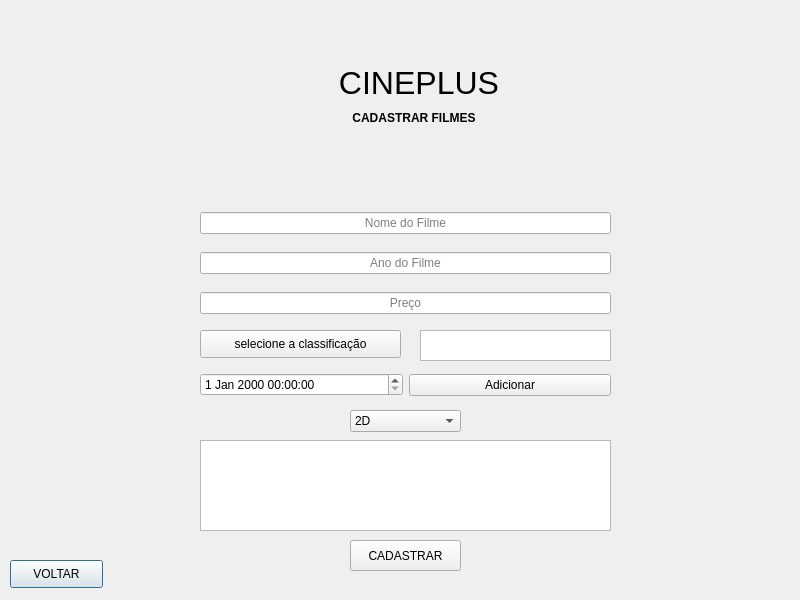
Josmateussilva0110/PROJETO_POO, file TELA_CADASTRO_FILMES.ui: the form before one commit.
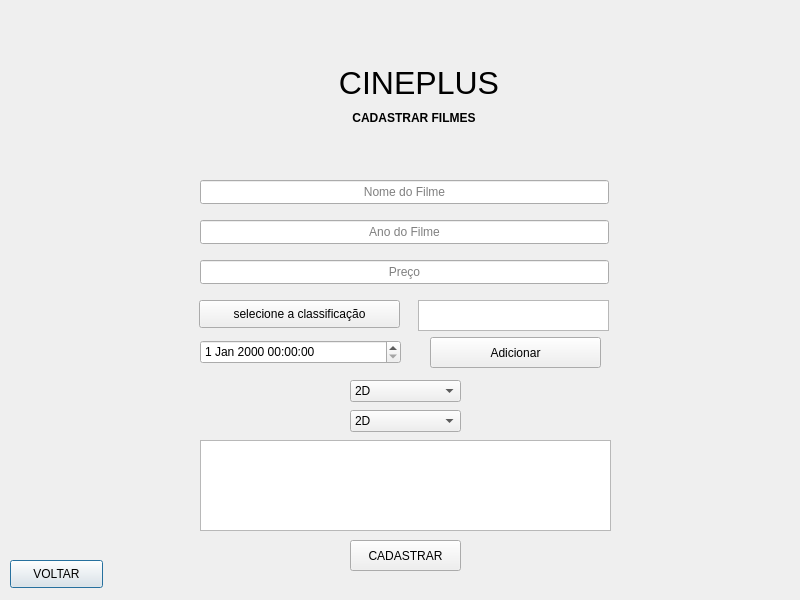
The form after the commit.

Commit message: botao de filme adicionado

```diff
--- a/TELA_CADASTRO_FILMES.ui
+++ b/TELA_CADASTRO_FILMES.ui
@@ -31,72 +31,6 @@
   <property name="windowTitle">
    <string>Dialog</string>
   </property>
-  <widget class="QWidget" name="layoutWidget">
-   <property name="geometry">
-    <rect>
-     <x>200</x>
-     <y>290</y>
-     <width>411</width>
-     <height>26</height>
-    </rect>
-   </property>
-   <layout class="QHBoxLayout" name="horizontalLayout_4">
-    <item>
-     <widget class="QLineEdit" name="lineEdit_4">
-      <property name="alignment">
-       <set>Qt::AlignCenter</set>
-      </property>
-      <property name="placeholderText">
-       <string>Preço</string>
-      </property>
-     </widget>
-    </item>
-   </layout>
-  </widget>
-  <widget class="QWidget" name="layoutWidget_2">
-   <property name="geometry">
-    <rect>
-     <x>200</x>
-     <y>210</y>
-     <width>411</width>
-     <height>26</height>
-    </rect>
-   </property>
-   <layout class="QHBoxLayout" name="horizontalLayout_2">
-    <item>
-     <widget class="QLineEdit" name="lineEdit_2">
-      <property name="alignment">
-       <set>Qt::AlignCenter</set>
-      </property>
-      <property name="placeholderText">
-       <string>Nome do Filme</string>
-      </property>
-     </widget>
-    </item>
-   </layout>
-  </widget>
-  <widget class="QWidget" name="layoutWidget_3">
-   <property name="geometry">
-    <rect>
-     <x>200</x>
-     <y>250</y>
-     <width>411</width>
-     <height>26</height>
-    </rect>
-   </property>
-   <layout class="QHBoxLayout" name="horizontalLayout_3">
-    <item>
-     <widget class="QLineEdit" name="lineEdit_3">
-      <property name="alignment">
-       <set>Qt::AlignCenter</set>
-      </property>
-      <property name="placeholderText">
-       <string>Ano do Filme</string>
-      </property>
-     </widget>
-    </item>
-   </layout>
-  </widget>
   <widget class="QLabel" name="label_2">
    <property name="geometry">
     <rect>
@@ -156,7 +90,7 @@
    <property name="geometry">
     <rect>
      <x>350</x>
-     <y>410</y>
+     <y>380</y>
      <width>111</width>
      <height>22</height>
     </rect>
@@ -181,28 +115,6 @@
     </property>
    </item>
   </widget>
-  <widget class="QWidget" name="layoutWidget">
-   <property name="geometry">
-    <rect>
-     <x>200</x>
-     <y>370</y>
-     <width>411</width>
-     <height>30</height>
-    </rect>
-   </property>
-   <layout class="QHBoxLayout" name="horizontalLayout_6">
-    <item>
-     <widget class="QDateTimeEdit" name="dateTimeEdit"/>
-    </item>
-    <item>
-     <widget class="QPushButton" name="pushButton_2">
-      <property name="text">
-       <string>Adicionar</string>
-      </property>
-     </widget>
-    </item>
-   </layout>
-  </widget>
   <widget class="QListView" name="listView">
    <property name="geometry">
     <rect>
@@ -216,8 +128,8 @@
   <widget class="QPushButton" name="pushButton_4">
    <property name="geometry">
     <rect>
-     <x>200</x>
-     <y>330</y>
+     <x>199</x>
+     <y>300</y>
      <width>201</width>
      <height>28</height>
     </rect>
@@ -229,13 +141,116 @@
   <widget class="QListView" name="listView_2">
    <property name="geometry">
     <rect>
-     <x>420</x>
-     <y>330</y>
+     <x>418</x>
+     <y>300</y>
      <width>191</width>
      <height>31</height>
     </rect>
    </property>
   </widget>
+  <widget class="QLineEdit" name="lineEdit_2">
+   <property name="geometry">
+    <rect>
+     <x>200</x>
+     <y>180</y>
+     <width>409</width>
+     <height>24</height>
+    </rect>
+   </property>
+   <property name="alignment">
+    <set>Qt::AlignCenter</set>
+   </property>
+   <property name="placeholderText">
+    <string>Nome do Filme</string>
+   </property>
+  </widget>
+  <widget class="QLineEdit" name="lineEdit_3">
+   <property name="geometry">
+    <rect>
+     <x>200</x>
+     <y>220</y>
+     <width>409</width>
+     <height>24</height>
+    </rect>
+   </property>
+   <property name="alignment">
+    <set>Qt::AlignCenter</set>
+   </property>
+   <property name="placeholderText">
+    <string>Ano do Filme</string>
+   </property>
+  </widget>
+  <widget class="QLineEdit" name="lineEdit_4">
+   <property name="geometry">
+    <rect>
+     <x>200</x>
+     <y>260</y>
+     <width>409</width>
+     <height>24</height>
+    </rect>
+   </property>
+   <property name="alignment">
+    <set>Qt::AlignCenter</set>
+   </property>
+   <property name="placeholderText">
+    <string>Preço</string>
+   </property>
+  </widget>
+  <widget class="QDateTimeEdit" name="dateTimeEdit">
+   <property name="geometry">
+    <rect>
+     <x>200</x>
+     <y>340</y>
+     <width>201</width>
+     <height>24</height>
+    </rect>
+   </property>
+  </widget>
+  <widget class="QPushButton" name="pushButton_2">
+   <property name="geometry">
+    <rect>
+     <x>430</x>
+     <y>337</y>
+     <width>171</width>
+     <height>31</height>
+    </rect>
+   </property>
+   <property name="text">
+    <string>Adicionar</string>
+   </property>
+  </widget>
+  <widget class="QComboBox" name="comboBox_2">
+   <property name="enabled">
+    <bool>true</bool>
+   </property>
+   <property name="geometry">
+    <rect>
+     <x>350</x>
+     <y>410</y>
+     <width>111</width>
+     <height>22</height>
+    </rect>
+   </property>
+   <property name="layoutDirection">
+    <enum>Qt::LeftToRight</enum>
+   </property>
+   <property name="editable">
+    <bool>false</bool>
+   </property>
+   <property name="currentText">
+    <string>2D</string>
+   </property>
+   <item>
+    <property name="text">
+     <string>2D</string>
+    </property>
+   </item>
+   <item>
+    <property name="text">
+     <string>3D</string>
+    </property>
+   </item>
+  </widget>
  </widget>
  <resources/>
  <connections/>
```
The commit also changes 25 other files.
